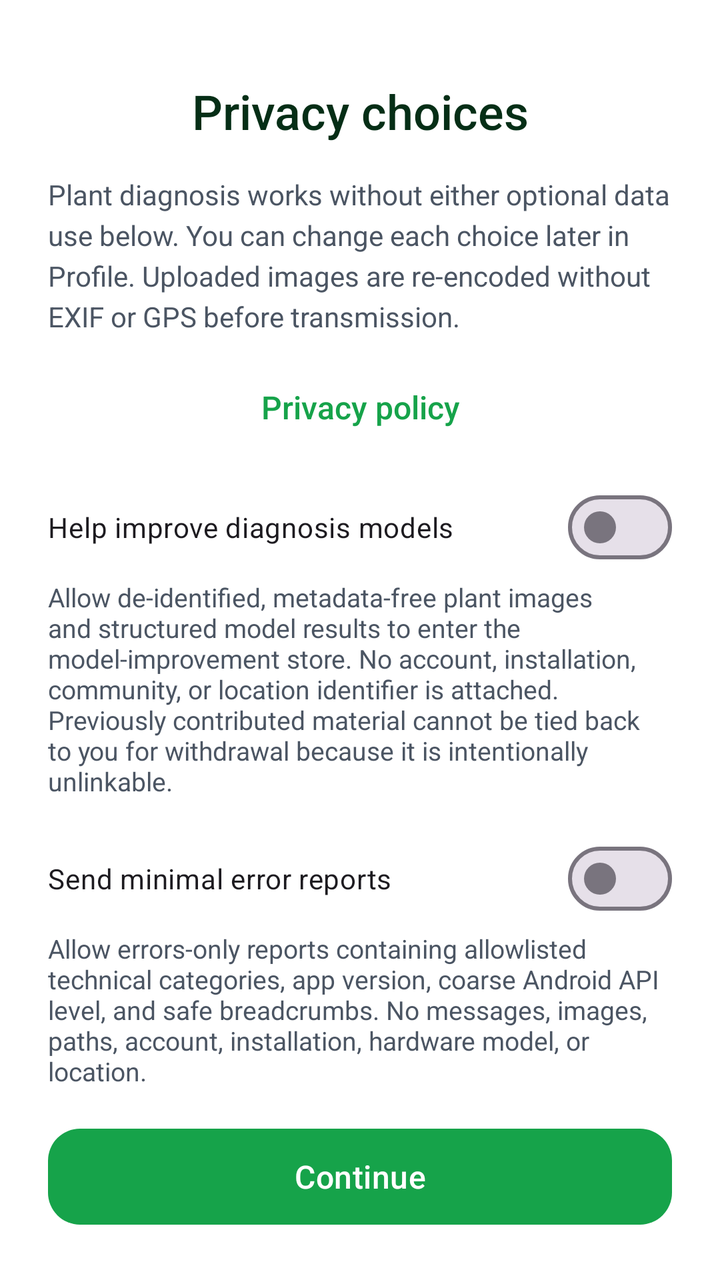
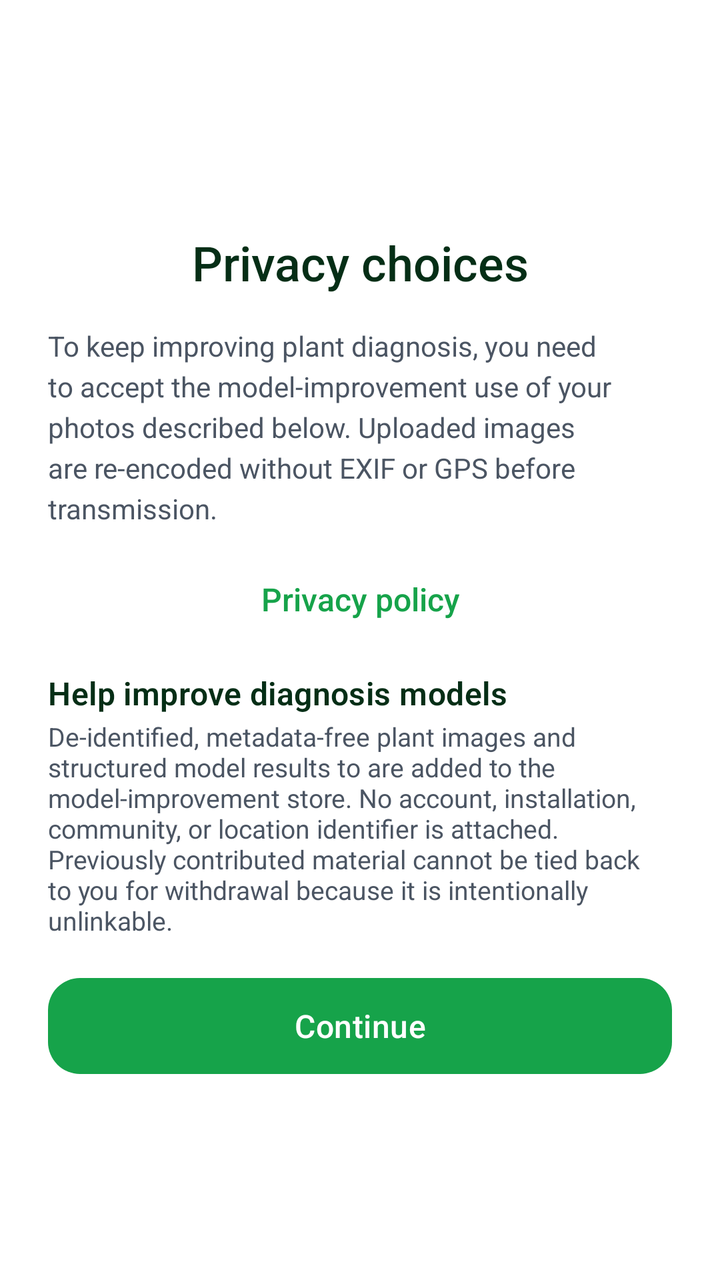

Two renders of the same Android screen: before a commit and after it. Below are the layout's source before the change and the commit's diff.
<!-- AndroidManifest.xml: application theme Theme.PlantDiseases -->
<!-- res/layout/activity_onboarding.xml -->
<?xml version="1.0" encoding="utf-8"?>
<ScrollView
    xmlns:android="http://schemas.android.com/apk/res/android"
    xmlns:app="http://schemas.android.com/apk/res-auto"
    android:layout_width="match_parent"
    android:layout_height="match_parent"
    android:background="@color/background"
    android:fillViewport="true"
    android:fitsSystemWindows="true"
    android:scrollbars="none">

    <LinearLayout
        android:layout_width="match_parent"
        android:layout_height="wrap_content"
        android:gravity="center"
        android:orientation="vertical"
        android:paddingHorizontal="@dimen/space_2xl"
        android:paddingTop="@dimen/space_lg"
        android:paddingBottom="@dimen/space_lg">

        <TextView
            android:id="@+id/consent_title"
            android:layout_width="match_parent"
            android:layout_height="wrap_content"
            android:layout_marginTop="@dimen/space_lg"
            android:accessibilityHeading="true"
            android:fontFamily="sans-serif-medium"
            android:gravity="center"
            android:text="@string/consent_title"
            android:textColor="@color/on_surface"
            android:textSize="@dimen/text_headline" />

        <TextView
            android:id="@+id/consent_body"
            android:layout_width="match_parent"
            android:layout_height="wrap_content"
            android:layout_marginTop="@dimen/space_lg"
            android:lineSpacingExtra="4dp"
            android:text="@string/consent_body"
            android:textColor="@color/on_surface_secondary"
            android:textSize="@dimen/text_body" />

        <TextView
            android:id="@+id/consent_privacy_link"
            android:layout_width="wrap_content"
            android:layout_height="48dp"
            android:layout_marginTop="@dimen/space_md"
            android:clickable="true"
            android:focusable="true"
            android:fontFamily="sans-serif-medium"
            android:gravity="center"
            android:paddingHorizontal="@dimen/space_md"
            android:text="@string/consent_privacy_link"
            android:textColor="@color/primary"
            android:textSize="@dimen/text_title_sm" />

        <com.google.android.material.materialswitch.MaterialSwitch
            android:id="@+id/switch_training_consent"
            android:layout_width="match_parent"
            android:layout_height="wrap_content"
            android:layout_marginTop="@dimen/space_md"
            android:checked="false"
            android:text="@string/training_consent_title" />

        <TextView
            android:layout_width="match_parent"
            android:layout_height="wrap_content"
            android:layout_marginTop="@dimen/space_xxs"
            android:text="@string/training_consent_subtitle"
            android:textColor="@color/on_surface_secondary"
            android:textSize="@dimen/text_body_sm" />

        <com.google.android.material.materialswitch.MaterialSwitch
            android:id="@+id/switch_telemetry_consent"
            android:layout_width="match_parent"
            android:layout_height="wrap_content"
            android:layout_marginTop="@dimen/space_lg"
            android:checked="false"
            android:text="@string/telemetry_consent_title" />

        <TextView
            android:layout_width="match_parent"
            android:layout_height="wrap_content"
            android:layout_marginTop="@dimen/space_xxs"
            android:text="@string/telemetry_consent_subtitle"
            android:textColor="@color/on_surface_secondary"
            android:textSize="@dimen/text_body_sm" />

        <com.google.android.material.button.MaterialButton
            android:id="@+id/consent_agree"
            android:layout_width="match_parent"
            android:layout_height="56dp"
            android:layout_marginTop="@dimen/space_lg"
            android:text="@string/consent_agree"
            android:textSize="@dimen/text_title_sm"
            app:backgroundTint="@color/primary"
            app:cornerRadius="@dimen/radius_md" />

    </LinearLayout>

</ScrollView>
<!-- resources referenced by this layout -->
<resources>
  <color name="background">#FFFFFF</color>
  <color name="on_surface">#052E16</color>
  <color name="on_surface_secondary">#4B5563</color>
  <color name="primary">#16A34A</color>
  <dimen name="radius_md">16dp</dimen>
  <dimen name="space_2xl">24dp</dimen>
  <dimen name="space_lg">16dp</dimen>
  <dimen name="space_md">12dp</dimen>
  <dimen name="space_xxs">2dp</dimen>
  <dimen name="text_body">14sp</dimen>
  <dimen name="text_body_sm">13sp</dimen>
  <dimen name="text_headline">24sp</dimen>
  <dimen name="text_title_sm">16sp</dimen>
  <string name="consent_agree">Continue</string>
  <string name="consent_body">Plant diagnosis works without either optional data use below. You can change each choice later in Profile. Uploaded images are re-encoded without EXIF or GPS before transmission.</string>
  <string name="consent_privacy_link">Privacy policy</string>
  <string name="consent_title">Privacy choices</string>
  <string name="telemetry_consent_subtitle">Allow errors-only reports containing allowlisted technical categories, app version, coarse Android API level, and safe breadcrumbs. No messages, images, paths, account, installation, hardware model, or location.</string>
  <string name="telemetry_consent_title">Send minimal error reports</string>
  <string name="training_consent_subtitle">Allow de-identified, metadata-free plant images and structured model results to enter the model-improvement store. No account, installation, community, or location identifier is attached. Previously contributed material cannot be tied back to you for withdrawal because it is intentionally unlinkable.</string>
  <string name="training_consent_title">Help improve diagnosis models</string>
  <color name="primary_dark">#15803D</color>
  <color name="on_primary">#FFFFFF</color>
  <color name="primary_light">#DCFCE7</color>
  <color name="secondary">#4ADE80</color>
  <color name="on_secondary">#052E16</color>
  <style name="App.Animation.Navigation" parent="@android:style/Animation.Activity">
          <item name="android:activityOpenEnterAnimation">@anim/navigation_forward_enter</item>
          <item name="android:activityOpenExitAnimation">@anim/navigation_forward_exit</item>
          <item name="android:activityCloseEnterAnimation">@anim/navigation_back_enter</item>
          <item name="android:activityCloseExitAnimation">@anim/navigation_back_exit</item>
      </style>
  <color name="surface">#FFFFFF</color>
  <color name="surface_variant">#F0FDF4</color>
  <color name="surface_container_low">#F4FBF6</color>
  <color name="surface_container">#ECF7F0</color>
  <style name="App.FAB" parent="Widget.Material3.FloatingActionButton.Primary">
          <item name="backgroundTint">@color/primary</item>
          <item name="tint">@color/on_primary</item>
          <item name="rippleColor">@color/primary_dark</item>
          <item name="elevation">6dp</item>
          <item name="hoveredFocusedTranslationZ">8dp</item>
          <item name="pressedTranslationZ">10dp</item>
      </style>
  <style name="App.FAB.Extended" parent="Widget.Material3.ExtendedFloatingActionButton.Primary">
          <item name="backgroundTint">@color/primary</item>
          <item name="iconTint">@color/on_primary</item>
          <item name="android:textColor">@color/on_primary</item>
          <item name="rippleColor">@color/primary_dark</item>
          <item name="elevation">6dp</item>
          <item name="android:fontFamily">sans-serif-medium</item>
          <item name="android:letterSpacing">0.02</item>
      </style>
  <style name="ShapeAppearance.App.Button" parent="ShapeAppearance.Material3.Corner.Large">
          <item name="cornerSize">24dp</item>
      </style>
  <!-- unchanged entries left out for length: 2 -->
</resources>

<!-- the commit's change to res/layout/activity_onboarding.xml (unified diff, before → after) -->
@@ -54,35 +54,18 @@
             android:textColor="@color/primary"
             android:textSize="@dimen/text_title_sm" />
 
-        <com.google.android.material.materialswitch.MaterialSwitch
-            android:id="@+id/switch_training_consent"
+        <TextView
             android:layout_width="match_parent"
             android:layout_height="wrap_content"
             android:layout_marginTop="@dimen/space_md"
-            android:checked="false"
-            android:text="@string/training_consent_title" />
+            android:text="@string/training_consent_title"
+            android:textAppearance="@style/TextAppearance.App.Title" />
 
         <TextView
             android:layout_width="match_parent"
             android:layout_height="wrap_content"
             android:layout_marginTop="@dimen/space_xxs"
             android:text="@string/training_consent_subtitle"
-            android:textColor="@color/on_surface_secondary"
-            android:textSize="@dimen/text_body_sm" />
-
-        <com.google.android.material.materialswitch.MaterialSwitch
-            android:id="@+id/switch_telemetry_consent"
-            android:layout_width="match_parent"
-            android:layout_height="wrap_content"
-            android:layout_marginTop="@dimen/space_lg"
-            android:checked="false"
-            android:text="@string/telemetry_consent_title" />
-
-        <TextView
-            android:layout_width="match_parent"
-            android:layout_height="wrap_content"
-            android:layout_marginTop="@dimen/space_xxs"
-            android:text="@string/telemetry_consent_subtitle"
             android:textColor="@color/on_surface_secondary"
             android:textSize="@dimen/text_body_sm" />
 
<!-- resource entries referenced after the edit -->
@@ -14,13 +14,18 @@
   <dimen name="text_headline">24sp</dimen>
   <dimen name="text_title_sm">16sp</dimen>
   <string name="consent_agree">Continue</string>
-  <string name="consent_body">Plant diagnosis works without either optional data use below. You can change each choice later in Profile. Uploaded images are re-encoded without EXIF or GPS before transmission.</string>
+  <string name="consent_body">To keep improving plant diagnosis, you need to accept the model-improvement use of your photos described below. Uploaded images are re-encoded without EXIF or GPS before transmission.</string>
   <string name="consent_privacy_link">Privacy policy</string>
   <string name="consent_title">Privacy choices</string>
-  <string name="telemetry_consent_subtitle">Allow errors-only reports containing allowlisted technical categories, app version, coarse Android API level, and safe breadcrumbs. No messages, images, paths, account, installation, hardware model, or location.</string>
-  <string name="telemetry_consent_title">Send minimal error reports</string>
-  <string name="training_consent_subtitle">Allow de-identified, metadata-free plant images and structured model results to enter the model-improvement store. No account, installation, community, or location identifier is attached. Previously contributed material cannot be tied back to you for withdrawal because it is intentionally unlinkable.</string>
+  <string name="training_consent_subtitle">De-identified, metadata-free plant images and structured model results to are added to the model-improvement store. No account, installation, community, or location identifier is attached. Previously contributed material cannot be tied back to you for withdrawal because it is intentionally unlinkable.</string>
   <string name="training_consent_title">Help improve diagnosis models</string>
+  <style name="TextAppearance.App.Title" parent="TextAppearance.Material3.TitleMedium">
+          <item name="android:textSize">@dimen/text_title_sm</item>
+          
+          <item name="android:fontFamily">sans-serif-medium</item>
+          <item name="android:textFontWeight">600</item>
+          <item name="android:textColor">@color/on_surface</item>
+      </style>
   <color name="primary_dark">#15803D</color>
   <color name="on_primary">#FFFFFF</color>
   <color name="primary_light">#DCFCE7</color>
